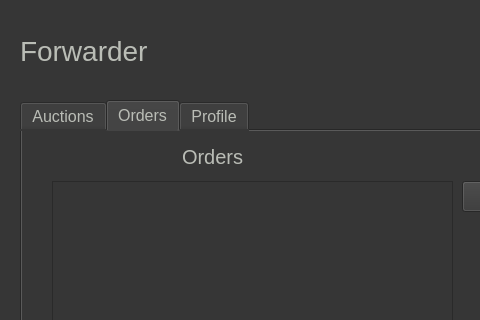
This is ETM/homepage.ui in JWaters02/SDI-C6 as Qt 5 draws it before an edit; both pictures show x 0 to 480 and y 0 to 320 of the 1418 by 785 pixel window. The edited form follows.
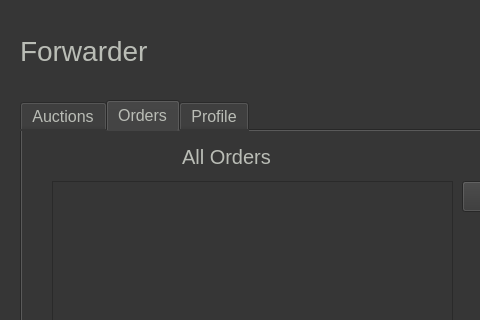
This is the edited form. The open tabs and pages were chosen to show the change.

Commit message: Forwarder now takes orders

Diff of the .ui file:
```diff
--- a/ETM/homepage.ui
+++ b/ETM/homepage.ui
@@ -364,7 +364,7 @@
         <rect>
          <x>160</x>
          <y>10</y>
-         <width>81</width>
+         <width>111</width>
          <height>31</height>
         </rect>
        </property>
@@ -373,7 +373,7 @@
 font-size: 20px</string>
        </property>
        <property name="text">
-        <string>Orders</string>
+        <string>All Orders</string>
        </property>
       </widget>
       <widget class="QListWidget" name="lwFOrders">
```
Left out of the diff: 2 changed lines with no effect on the pictures. The commit also changes 7 other files.
